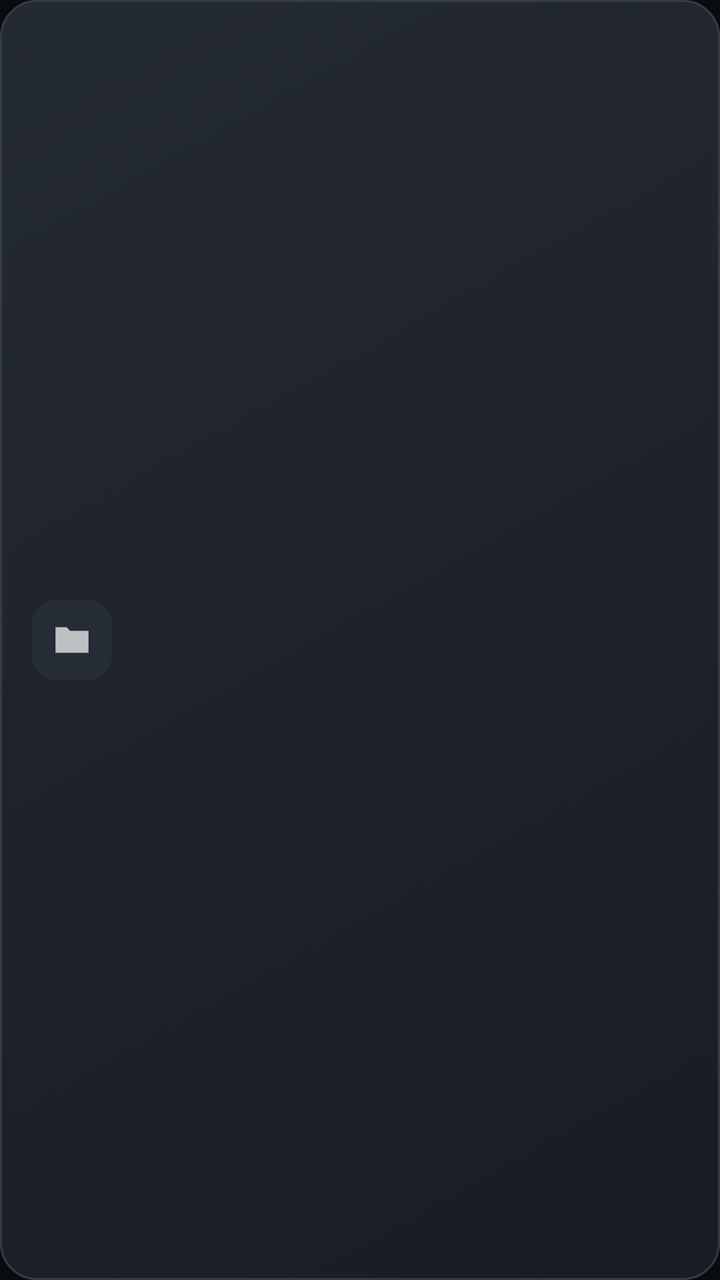
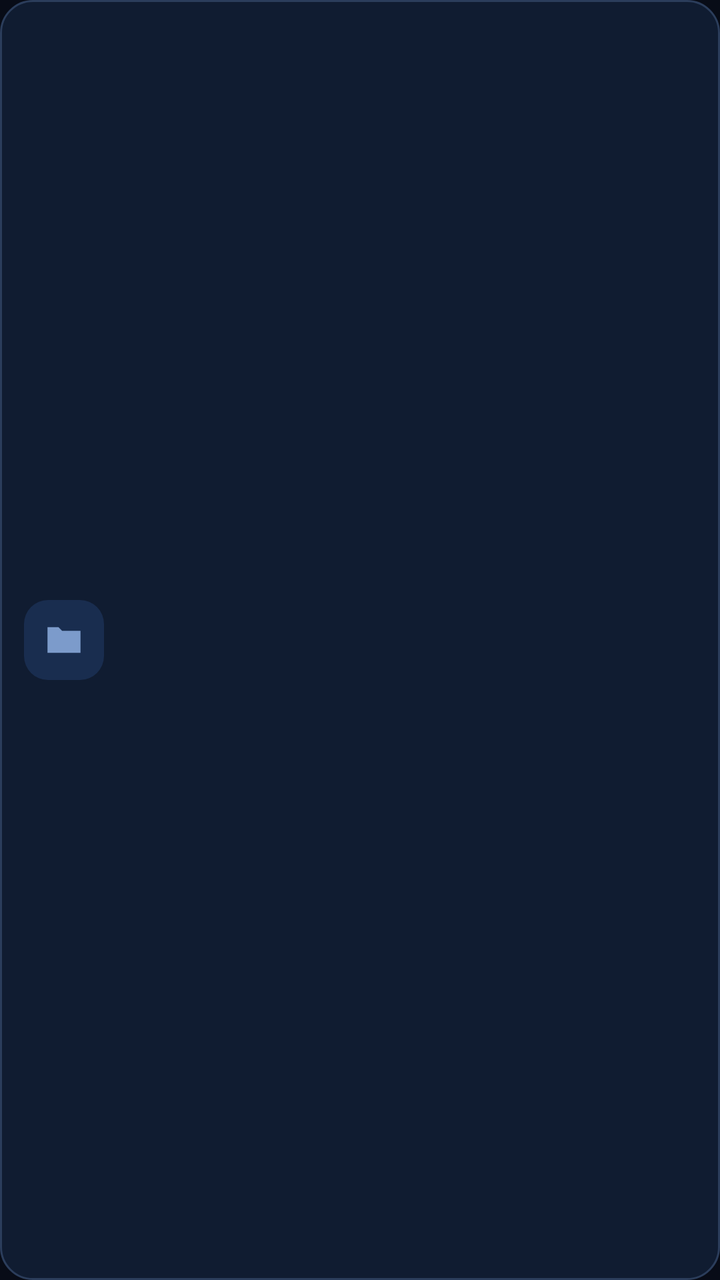

Two renders of the same Android screen: before a commit and after it. Below are the layout's source before the change and the commit's diff.
<!-- AndroidManifest.xml: application theme Theme.DiskTV -->
<!-- res/layout/item_recent.xml -->
<LinearLayout xmlns:android="http://schemas.android.com/apk/res/android" android:layout_width="256dp" android:layout_height="104dp" android:layout_marginEnd="12dp" android:focusable="true" android:clickable="true" android:orientation="horizontal" android:gravity="center_vertical" android:padding="16dp" android:background="@drawable/card_bg">
    <ImageView android:layout_width="40dp" android:layout_height="40dp" android:padding="9dp" android:background="@drawable/icon_well" android:src="@drawable/ic_folder" android:contentDescription="@null"/>
    <LinearLayout android:layout_width="0dp" android:layout_weight="1" android:layout_height="wrap_content" android:layout_marginStart="12dp" android:orientation="vertical">
        <TextView android:id="@+id/itemTitle" style="@style/ItemTitle" android:textSize="17sp"/>
        <TextView android:id="@+id/itemSubtitle" style="@style/ItemSubtitle" android:layout_marginTop="7dp"/>
    </LinearLayout>
</LinearLayout>
<!-- resources referenced by this layout -->
<resources>
  <!-- drawable card_bg (drawable) -->
  <selector xmlns:android="http://schemas.android.com/apk/res/android">
      <item android:state_focused="true"><shape><gradient android:angle="315" android:startColor="#303743" android:endColor="#222831"/><stroke android:width="2dp" android:color="#F0F2F6"/><corners android:radius="18dp"/></shape></item>
      <item><shape><gradient android:angle="315" android:startColor="#242A33" android:endColor="#181C23"/><stroke android:width="1dp" android:color="#353C47"/><corners android:radius="18dp"/></shape></item>
  </selector>
  <!-- drawable ic_folder (drawable) -->
  <vector xmlns:android="http://schemas.android.com/apk/res/android" android:width="24dp" android:height="24dp" android:viewportWidth="24" android:viewportHeight="24"><path android:fillColor="#B3FFFFFF" android:fillType="evenOdd" android:pathData="M3,5 H9 L11,7 H21 V19 H3 Z"/></vector>
  <!-- drawable icon_well (drawable) -->
  <shape xmlns:android="http://schemas.android.com/apk/res/android"><solid android:color="#252C36"/><corners android:radius="12dp"/></shape>
  <style name="ItemSubtitle"><item name="android:layout_width">match_parent</item><item name="android:layout_height">wrap_content</item><item name="android:textColor">@color/text_dim</item><item name="android:textSize">12sp</item><item name="android:singleLine">true</item><item name="android:ellipsize">end</item><item name="android:includeFontPadding">false</item></style>
  <style name="ItemTitle"><item name="android:layout_width">match_parent</item><item name="android:layout_height">wrap_content</item><item name="android:textColor">@color/text_white</item><item name="android:textSize">16sp</item><item name="android:fontFamily">sans-serif-medium</item><item name="android:singleLine">true</item><item name="android:ellipsize">end</item><item name="android:includeFontPadding">false</item></style>
  <style name="Theme.DiskTV" parent="Theme.AppCompat.NoActionBar">
          <item name="android:windowFullscreen">true</item><item name="android:windowBackground">@color/bg</item>
          <item name="android:colorBackground">@color/bg</item><item name="android:fontFamily">sans-serif</item>
          <item name="android:colorAccent">#E1E6EE</item><item name="colorAccent">#E1E6EE</item>
          <item name="android:windowAnimationStyle">@null</item><item name="android:windowLightStatusBar">false</item>
      </style>
  <color name="text_dim">#A2A9B4</color>
  <color name="text_white">#F3F4F6</color>
  <color name="bg">#090B0F</color>
</resources>

<!-- the commit's change to res/layout/item_recent.xml (unified diff, before → after) -->
@@ -1,5 +1,5 @@
-<LinearLayout xmlns:android="http://schemas.android.com/apk/res/android" android:layout_width="256dp" android:layout_height="104dp" android:layout_marginEnd="12dp" android:focusable="true" android:clickable="true" android:orientation="horizontal" android:gravity="center_vertical" android:padding="16dp" android:background="@drawable/card_bg">
-    <ImageView android:layout_width="40dp" android:layout_height="40dp" android:padding="9dp" android:background="@drawable/icon_well" android:src="@drawable/ic_folder" android:contentDescription="@null"/>
+<LinearLayout xmlns:android="http://schemas.android.com/apk/res/android" xmlns:app="http://schemas.android.com/apk/res-auto" android:layout_width="256dp" android:layout_height="@dimen/home_recent_card" android:layout_marginEnd="12dp" android:focusable="true" android:clickable="true" android:orientation="horizontal" android:gravity="center_vertical" android:padding="12dp" android:background="@drawable/card_bg">
+    <ImageView android:layout_width="40dp" android:layout_height="40dp" android:padding="9dp" android:background="@drawable/icon_well" app:tint="@color/accent_cyan" android:src="@drawable/ic_folder" android:contentDescription="@null"/>
     <LinearLayout android:layout_width="0dp" android:layout_weight="1" android:layout_height="wrap_content" android:layout_marginStart="12dp" android:orientation="vertical">
         <TextView android:id="@+id/itemTitle" style="@style/ItemTitle" android:textSize="17sp"/>
         <TextView android:id="@+id/itemSubtitle" style="@style/ItemSubtitle" android:layout_marginTop="7dp"/>
<!-- resource entries referenced after the edit -->
@@ -1,24 +1,27 @@
 <!-- resources referenced by this layout -->
 <resources>
+  <color name="accent_cyan">#A5C9FF</color>
+  <dimen name="home_recent_card">66dp</dimen>
   <!-- drawable card_bg (drawable) -->
   <selector xmlns:android="http://schemas.android.com/apk/res/android">
-      <item android:state_focused="true"><shape><gradient android:angle="315" android:startColor="#303743" android:endColor="#222831"/><stroke android:width="2dp" android:color="#F0F2F6"/><corners android:radius="18dp"/></shape></item>
-      <item><shape><gradient android:angle="315" android:startColor="#242A33" android:endColor="#181C23"/><stroke android:width="1dp" android:color="#353C47"/><corners android:radius="18dp"/></shape></item>
+      <item android:state_focused="true"><shape><solid android:color="#19345C"/><stroke android:width="2dp" android:color="@color/focus_glow"/><corners android:radius="16dp"/></shape></item>
+      <item><shape><solid android:color="#101C31"/><stroke android:width="1dp" android:color="#2B3D5B"/><corners android:radius="16dp"/></shape></item>
   </selector>
   <!-- drawable ic_folder (drawable) -->
   <vector xmlns:android="http://schemas.android.com/apk/res/android" android:width="24dp" android:height="24dp" android:viewportWidth="24" android:viewportHeight="24"><path android:fillColor="#B3FFFFFF" android:fillType="evenOdd" android:pathData="M3,5 H9 L11,7 H21 V19 H3 Z"/></vector>
   <!-- drawable icon_well (drawable) -->
-  <shape xmlns:android="http://schemas.android.com/apk/res/android"><solid android:color="#252C36"/><corners android:radius="12dp"/></shape>
+  <shape xmlns:android="http://schemas.android.com/apk/res/android"><solid android:color="#192D4F"/><corners android:radius="12dp"/></shape>
   <style name="ItemSubtitle"><item name="android:layout_width">match_parent</item><item name="android:layout_height">wrap_content</item><item name="android:textColor">@color/text_dim</item><item name="android:textSize">12sp</item><item name="android:singleLine">true</item><item name="android:ellipsize">end</item><item name="android:includeFontPadding">false</item></style>
   <style name="ItemTitle"><item name="android:layout_width">match_parent</item><item name="android:layout_height">wrap_content</item><item name="android:textColor">@color/text_white</item><item name="android:textSize">16sp</item><item name="android:fontFamily">sans-serif-medium</item><item name="android:singleLine">true</item><item name="android:ellipsize">end</item><item name="android:includeFontPadding">false</item></style>
   <style name="Theme.DiskTV" parent="Theme.AppCompat.NoActionBar">
           <item name="android:windowFullscreen">true</item><item name="android:windowBackground">@color/bg</item>
           <item name="android:colorBackground">@color/bg</item><item name="android:fontFamily">sans-serif</item>
-          <item name="android:colorAccent">#E1E6EE</item><item name="colorAccent">#E1E6EE</item>
+          <item name="android:colorAccent">@color/accent_cyan</item><item name="colorAccent">@color/accent_cyan</item>
           <item name="android:windowAnimationStyle">@null</item><item name="android:windowLightStatusBar">false</item>
       </style>
-  <color name="text_dim">#A2A9B4</color>
-  <color name="text_white">#F3F4F6</color>
-  <color name="bg">#090B0F</color>
+  <color name="focus_glow">#C5DDFF</color>
+  <color name="text_dim">#B1BDD2</color>
+  <color name="text_white">#F1F5FF</color>
+  <color name="bg">#080C17</color>
 </resources>
 
